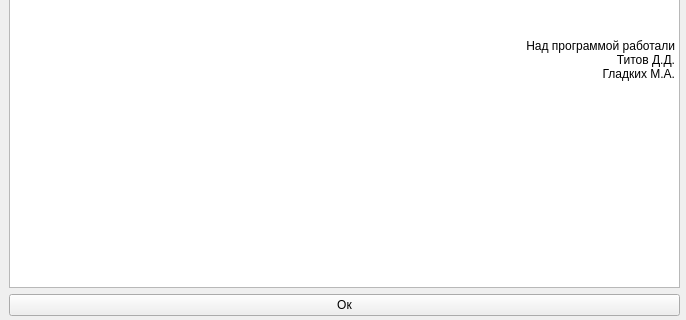
Old version of the form helpdialog.ui in the repository marl0vv/PROMETHEEMethodsApp; both pictures show x 0 to 686 and y 307 to 627 of the 686 by 627 pixel window.
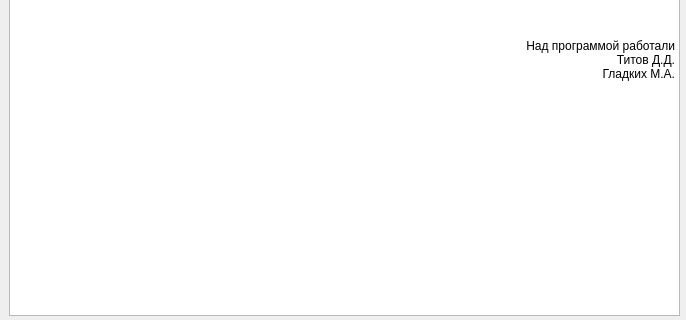
New version of the form.

The edit to the form file:
```diff
--- a/helpdialog.ui
+++ b/helpdialog.ui
@@ -50,16 +50,6 @@
       </property>
      </widget>
     </item>
-    <item>
-     <widget class="QPushButton" name="pushButton">
-      <property name="focusPolicy">
-       <enum>Qt::NoFocus</enum>
-      </property>
-      <property name="text">
-       <string>Ок</string>
-      </property>
-     </widget>
-    </item>
    </layout>
   </widget>
  </widget>
```
